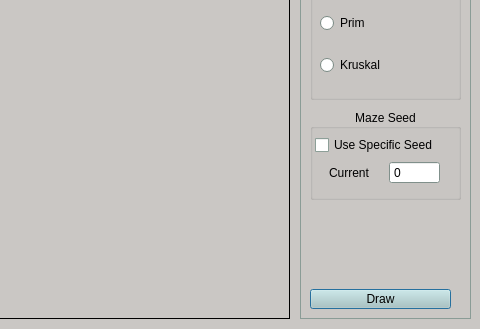
Old version of the form MazeGui.ui in the repository rpowel/maze; both pictures show x 220 to 700 and y 191 to 520 of the 700 by 520 pixel window.
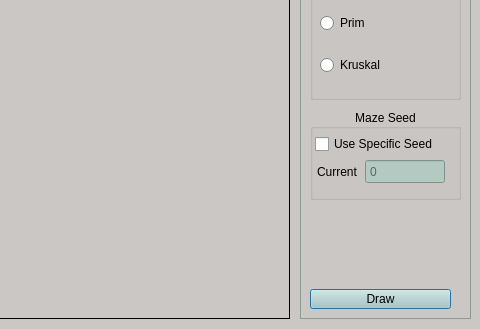
New version of the form.

```diff
--- a/MazeGui.ui
+++ b/MazeGui.ui
@@ -1345,7 +1345,7 @@
       <rect>
        <x>0</x>
        <y>20</y>
-       <width>151</width>
+       <width>144</width>
        <height>62</height>
       </rect>
      </property>
@@ -1389,12 +1389,21 @@
         </item>
         <item>
          <widget class="QSpinBox" name="seedValue">
+          <property name="enabled">
+           <bool>false</bool>
+          </property>
           <property name="sizePolicy">
            <sizepolicy hsizetype="Fixed" vsizetype="Fixed">
             <horstretch>0</horstretch>
             <verstretch>0</verstretch>
            </sizepolicy>
           </property>
+          <property name="maximumSize">
+           <size>
+            <width>80</width>
+            <height>25</height>
+           </size>
+          </property>
           <property name="buttonSymbols">
            <enum>QAbstractSpinBox::NoButtons</enum>
           </property>
```
